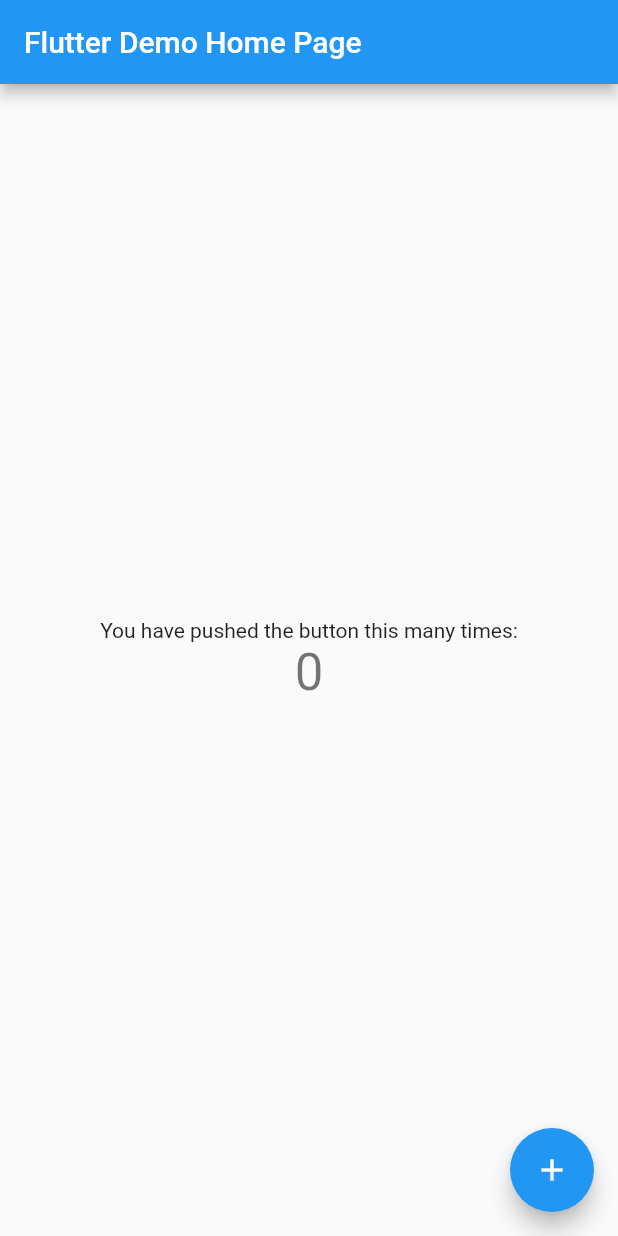
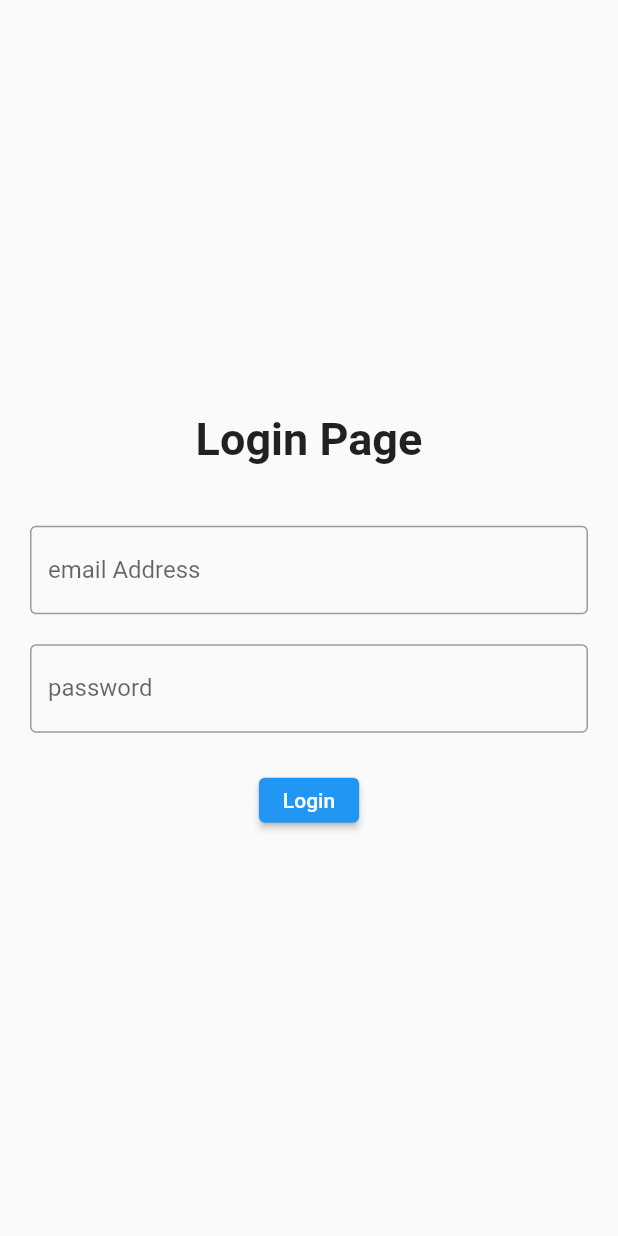
Before and after one commit to chamad14/fluttersimpleapp, a Flutter app: the screen it shows after launch, on a phone screen of 412 x 824 dp. Run offline on Flutter 3.47's test engine with Material 2 defaults, Android fonts, the phone set to English and light mode, and no system bars.

Commit message:
submit tugas login dan home page

```diff
--- /dev/null
+++ b/simpleapp/lib/loginscreen.dart
@@ -0,0 +1,72 @@
+import 'package:flutter/material.dart';
+import 'package:simpleapp/homepage.dart';
+
+
+class LoginScreen extends StatefulWidget {
+  const LoginScreen({Key? key}) : super(key: key);
+
+  @override
+  _LoginScreenState createState() => _LoginScreenState();
+}
+
+class _LoginScreenState extends State<LoginScreen> {
+  TextEditingController emailController = TextEditingController();
+  TextEditingController passwordController = TextEditingController();
+  @override
+  Widget build(BuildContext context) {
+    return Scaffold(
+      body: Padding(
+        padding: const EdgeInsets.all(10),
+        child: Column(
+          mainAxisAlignment: MainAxisAlignment.center,
+          children: <Widget>[
+            Container(
+              child:const Text(
+                'Login Page',
+                style: TextStyle(
+                  fontWeight: FontWeight.bold,
+                  fontSize: 30,
+                ),
+              ),
+              padding: const EdgeInsets.only(bottom: 30),
+            ),
+            Container(
+              padding: const EdgeInsets.all(10),
+              child: TextField(
+                controller: emailController,
+                decoration: const InputDecoration(
+                  border: OutlineInputBorder(), labelText: 'email Address'),
+              ),
+            ),
+
+            Container(
+              padding: const EdgeInsets.all(10),
+              child: TextField(
+                obscureText: true,
+                controller: passwordController,
+                decoration: const InputDecoration(
+                  border: OutlineInputBorder(), labelText: 'password'
+                ),
+              ),
+            ),
+            Container(
+              height: 50,
+              padding: const EdgeInsets.only(top: 20),
+              child: ElevatedButton(
+                child: const Text('Login'),
+                style: ButtonStyle(
+                  backgroundColor: MaterialStateProperty.all(Colors.blue)),
+                onPressed: () => {
+                  Navigator.push(
+                      context,
+                      MaterialPageRoute(
+                        builder: (context) => const HomeScreen()))
+                },
+                ),
+              ),
+          ],
+        ),
+      ),
+    );
+  }
+}
--- a/simpleapp/lib/main.dart
+++ b/simpleapp/lib/main.dart
@@ -1,4 +1,5 @@
 import 'package:flutter/material.dart';
+import 'package:simpleapp/loginscreen.dart';
 
 void main() {
   runApp(const MyApp());
@@ -24,92 +25,7 @@ class MyApp extends StatelessWidget {
         // is not restarted.
         primarySwatch: Colors.blue,
       ),
-      home: const MyHomePage(title: 'Flutter Demo Home Page'),
+      home: const LoginScreen(),
     );
   }
 }
-
-class MyHomePage extends StatefulWidget {
-  const MyHomePage({Key? key, required this.title}) : super(key: key);
-
-  // This widget is the home page of your application. It is stateful, meaning
-  // that it has a State object (defined below) that contains fields that affect
-  // how it looks.
-
-  // This class is the configuration for the state. It holds the values (in this
-  // case the title) provided by the parent (in this case the App widget) and
-  // used by the build method of the State. Fields in a Widget subclass are
-  // always marked "final".
-
-  final String title;
-
-  @override
-  State<MyHomePage> createState() => _MyHomePageState();
-}
-
-class _MyHomePageState extends State<MyHomePage> {
-  int _counter = 0;
-
-  void _incrementCounter() {
-    setState(() {
-      // This call to setState tells the Flutter framework that something has
-      // changed in this State, which causes it to rerun the build method below
-      // so that the display can reflect the updated values. If we changed
-      // _counter without calling setState(), then the build method would not be
-      // called again, and so nothing would appear to happen.
-      _counter++;
-    });
-  }
-
-  @override
-  Widget build(BuildContext context) {
-    // This method is rerun every time setState is called, for instance as done
-    // by the _incrementCounter method above.
-    //
-    // The Flutter framework has been optimized to make rerunning build methods
-    // fast, so that you can just rebuild anything that needs updating rather
-    // than having to individually change instances of widgets.
-    return Scaffold(
-      appBar: AppBar(
-        // Here we take the value from the MyHomePage object that was created by
-        // the App.build method, and use it to set our appbar title.
-        title: Text(widget.title),
-      ),
-      body: Center(
-        // Center is a layout widget. It takes a single child and positions it
-        // in the middle of the parent.
-        child: Column(
-          // Column is also a layout widget. It takes a list of children and
-          // arranges them vertically. By default, it sizes itself to fit its
-          // children horizontally, and tries to be as tall as its parent.
-          //
-          // Invoke "debug painting" (press "p" in the console, choose the
-          // "Toggle Debug Paint" action from the Flutter Inspector in Android
-          // Studio, or the "Toggle Debug Paint" command in Visual Studio Code)
-          // to see the wireframe for each widget.
-          //
-          // Column has various properties to control how it sizes itself and
-          // how it positions its children. Here we use mainAxisAlignment to
-          // center the children vertically; the main axis here is the vertical
-          // axis because Columns are vertical (the cross axis would be
-          // horizontal).
-          mainAxisAlignment: MainAxisAlignment.center,
-          children: <Widget>[
-            const Text(
-              'You have pushed the button this many times:',
-            ),
-            Text(
-              '$_counter',
-              style: Theme.of(context).textTheme.headline4,
-            ),
-          ],
-        ),
-      ),
-      floatingActionButton: FloatingActionButton(
-        onPressed: _incrementCounter,
-        tooltip: 'Increment',
-        child: const Icon(Icons.add),
-      ), // This trailing comma makes auto-formatting nicer for build methods.
-    );
-  }
-}
--- a/simpleapp/pubspec.yaml
+++ b/simpleapp/pubspec.yaml
@@ -34,6 +34,7 @@ dependencies:
   # The following adds the Cupertino Icons font to your application.
   # Use with the CupertinoIcons class for iOS style icons.
   cupertino_icons: ^1.0.2
+  nb_utils: ^4.4.17
 
 dev_dependencies:
   flutter_test:
```
Also changed, not shown: simpleapp/lib/homepage.dart (added, +62 -0 lines), simpleapp/pubspec.lock.
